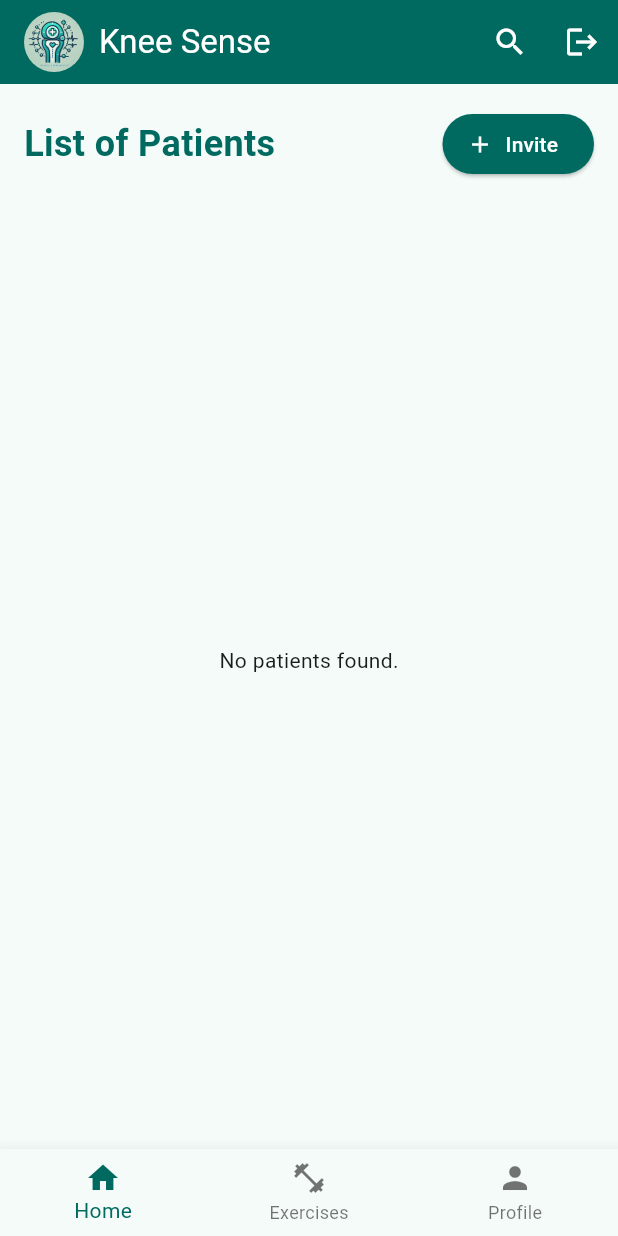
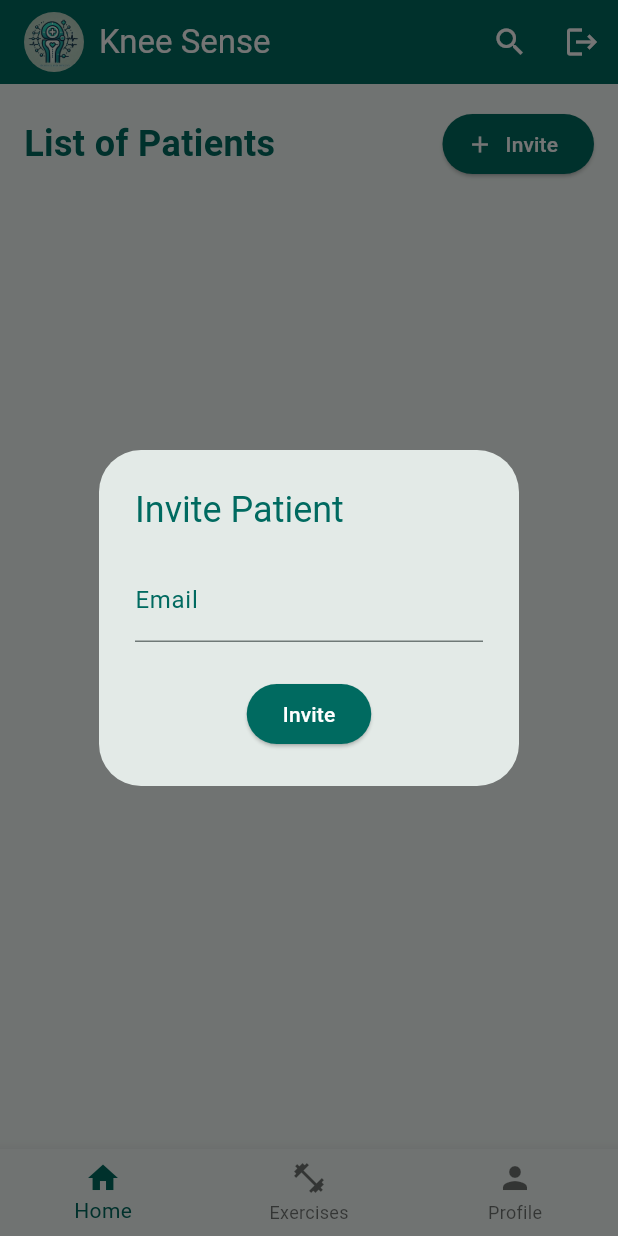
Before and after one commit to iamjumshaid/knee_sense, a Flutter app: the DoctorHomePage screen opened directly, after a tap on "Invite", on a phone screen of 412 x 824 dp. Run offline on Flutter 3.47's test engine with Material 3 defaults, Android fonts, the phone set to English and light mode, and no system bars; our stand-ins replace cloud_firestore, firebase_auth, firebase_core; accounts and stored records are empty.

Commit message:
✨ Add screen for patient detail view

```diff
--- /dev/null
+++ b/lib/partials/invite_patient.dart
@@ -0,0 +1,53 @@
+import 'package:flutter/material.dart';
+
+class InvitePatient extends StatefulWidget {
+  @override
+  _InvitePatientState createState() => _InvitePatientState();
+}
+
+class _InvitePatientState extends State<InvitePatient> {
+  final _emailController = TextEditingController();
+
+  void _invite() {
+    // Here you can implement the invite functionality
+    Navigator.of(context).pop(); // Close the popup
+  }
+
+  @override
+  Widget build(BuildContext context) {
+    return AlertDialog(
+      title: Text('Invite Patient',
+          style: TextStyle(color: Theme.of(context).primaryColor)),
+      content: Column(
+        mainAxisSize: MainAxisSize.min,
+        children: [
+          TextField(
+            controller: _emailController,
+            decoration: InputDecoration(
+              labelText: 'Email',
+              labelStyle: TextStyle(color: Theme.of(context).primaryColor),
+              focusedBorder: OutlineInputBorder(
+                borderSide: BorderSide(color: Theme.of(context).primaryColor),
+              ),
+            ),
+            cursorColor: Theme.of(context).primaryColor,
+          ),
+        ],
+      ),
+      actions: [
+        Center(
+          child: ElevatedButton(
+            onPressed: _invite,
+            style: ElevatedButton.styleFrom(
+              backgroundColor: Theme.of(context).primaryColor,
+            ),
+            child: Text(
+              'Invite',
+              style: TextStyle(color: Theme.of(context).colorScheme.onPrimary),
+            ),
+          ),
+        ),
+      ],
+    );
+  }
+}
--- a/pubspec.yaml
+++ b/pubspec.yaml
@@ -35,6 +35,7 @@ dependencies:
   firebase_auth: ^5.1.3
   provider: ^6.1.2
   cloud_firestore: ^5.2.0
+  intl: ^0.17.0
 
   # The following adds the Cupertino Icons font to your application.
   # Use with the CupertinoIcons class for iOS style icons.
```
Also changed, not shown: lib/doctor_home_page.dart (+31 -5 lines), lib/patient_detail_page.dart (added, +220 -0 lines).
